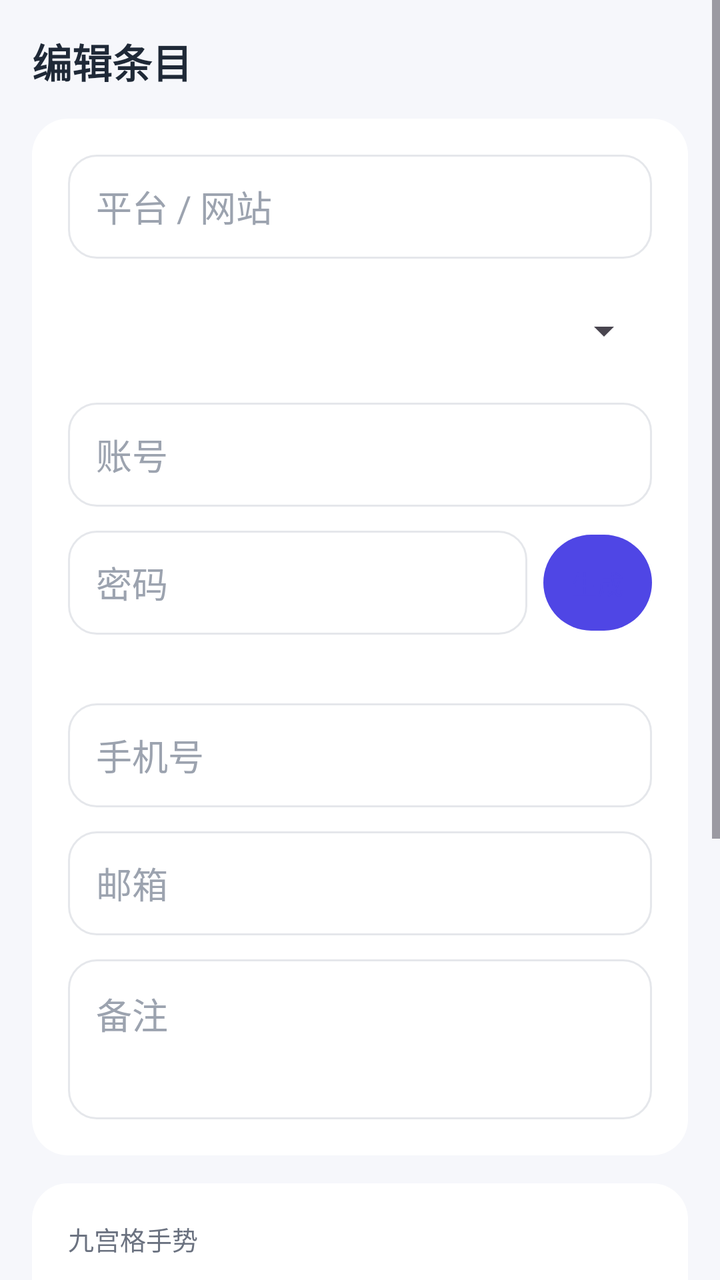
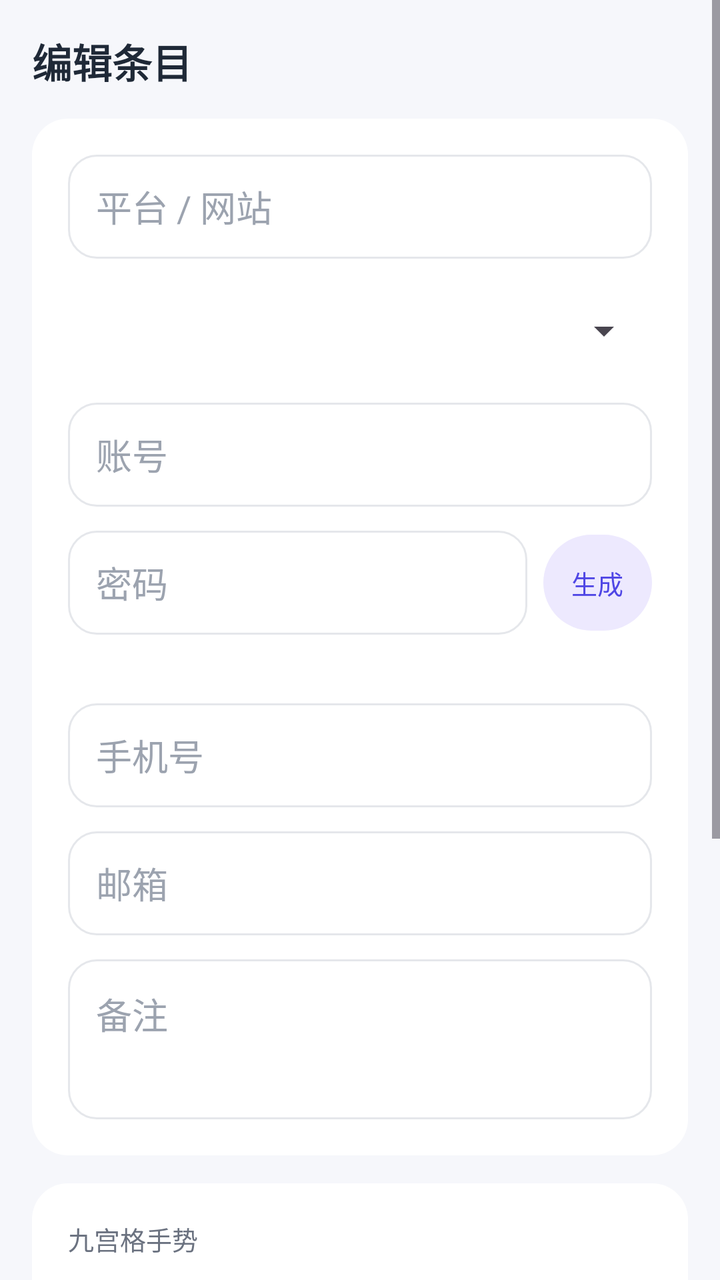

The first picture is an Android layout as it rendered before a commit; the second is the same layout after the commit. The layout source and the unified diff follow.
<!-- AndroidManifest.xml: application theme Theme.MimaVault -->
<!-- res/layout/activity_edit_entry.xml -->
<?xml version="1.0" encoding="utf-8"?>
<ScrollView xmlns:android="http://schemas.android.com/apk/res/android"
    android:layout_width="match_parent"
    android:layout_height="match_parent"
    android:background="@color/bg_page"
    android:fillViewport="true">

    <LinearLayout
        android:layout_width="match_parent"
        android:layout_height="wrap_content"
        android:orientation="vertical"
        android:padding="16dp">

        <TextView
            android:layout_width="wrap_content"
            android:layout_height="wrap_content"
            android:text="@string/edit_entry"
            android:textColor="@color/text_main"
            android:textSize="20sp"
            android:textStyle="bold" />

        <LinearLayout
            android:layout_width="match_parent"
            android:layout_height="wrap_content"
            android:layout_marginTop="14dp"
            android:background="@drawable/bg_card"
            android:orientation="vertical"
            android:padding="18dp">

            <EditText
                android:id="@+id/etPlatform"
                android:layout_width="match_parent"
                android:layout_height="52dp"
                android:background="@drawable/bg_input"
                android:hint="@string/label_platform"
                android:inputType="text"
                android:maxLines="1"
                android:paddingHorizontal="14dp"
                android:textColorHint="@color/text_hint" />

            <Spinner
                android:id="@+id/spCategory"
                android:layout_width="match_parent"
                android:layout_height="48dp"
                android:layout_marginTop="12dp" />

            <EditText
                android:id="@+id/etAccount"
                android:layout_width="match_parent"
                android:layout_height="52dp"
                android:layout_marginTop="12dp"
                android:background="@drawable/bg_input"
                android:hint="@string/label_account"
                android:inputType="text"
                android:maxLines="1"
                android:paddingHorizontal="14dp"
                android:textColorHint="@color/text_hint" />

            <LinearLayout
                android:layout_width="match_parent"
                android:layout_height="wrap_content"
                android:layout_marginTop="12dp"
                android:gravity="center_vertical"
                android:orientation="horizontal">

                <EditText
                    android:id="@+id/etPassword"
                    android:layout_width="0dp"
                    android:layout_height="52dp"
                    android:layout_weight="1"
                    android:background="@drawable/bg_input"
                    android:hint="@string/label_password"
                    android:inputType="textPassword"
                    android:maxLines="1"
                    android:paddingHorizontal="14dp"
                    android:textColorHint="@color/text_hint" />

                <Button
                    android:id="@+id/btnGenPwd"
                    android:layout_width="wrap_content"
                    android:layout_height="48dp"
                    android:layout_marginStart="8dp"
                    android:background="@drawable/bg_chip"
                    android:minWidth="0dp"
                    android:paddingHorizontal="14dp"
                    android:text="@string/generate"
                    android:textColor="@color/primary"
                    android:textSize="13sp" />
            </LinearLayout>

            <TextView
                android:id="@+id/tvStrength"
                android:layout_width="wrap_content"
                android:layout_height="wrap_content"
                android:layout_marginTop="6dp"
                android:textSize="12sp" />

            <EditText
                android:id="@+id/etPhone"
                android:layout_width="match_parent"
                android:layout_height="52dp"
                android:layout_marginTop="12dp"
                android:background="@drawable/bg_input"
                android:hint="@string/label_phone"
                android:inputType="phone"
                android:maxLines="1"
                android:paddingHorizontal="14dp"
                android:textColorHint="@color/text_hint" />

            <EditText
                android:id="@+id/etEmail"
                android:layout_width="match_parent"
                android:layout_height="52dp"
                android:layout_marginTop="12dp"
                android:background="@drawable/bg_input"
                android:hint="@string/label_email"
                android:inputType="textEmailAddress"
                android:maxLines="1"
                android:paddingHorizontal="14dp"
                android:textColorHint="@color/text_hint" />

            <EditText
                android:id="@+id/etNote"
                android:layout_width="match_parent"
                android:layout_height="wrap_content"
                android:layout_marginTop="12dp"
                android:background="@drawable/bg_input"
                android:gravity="top"
                android:hint="@string/label_note"
                android:minHeight="80dp"
                android:padding="14dp"
                android:textColorHint="@color/text_hint" />
        </LinearLayout>

        
        <LinearLayout
            android:layout_width="match_parent"
            android:layout_height="wrap_content"
            android:layout_marginTop="14dp"
            android:background="@drawable/bg_card"
            android:orientation="vertical"
            android:padding="18dp">

            <TextView
                android:layout_width="wrap_content"
                android:layout_height="wrap_content"
                android:text="@string/label_gesture"
                android:textColor="@color/text_secondary"
                android:textSize="13sp" />

            <TextView
                android:id="@+id/tvGesture"
                android:layout_width="match_parent"
                android:layout_height="wrap_content"
                android:layout_marginTop="6dp"
                android:textColor="@color/text_main"
                android:textSize="14sp" />

            <LinearLayout
                android:layout_width="match_parent"
                android:layout_height="wrap_content"
                android:layout_marginTop="10dp"
                android:orientation="horizontal">

                <Button
                    android:id="@+id/btnGesturePick"
                    android:layout_width="0dp"
                    android:layout_height="44dp"
                    android:layout_marginEnd="6dp"
                    android:layout_weight="1"
                    android:background="@drawable/bg_button_primary"
                    android:text="@string/gesture_set"
                    android:textColor="@color/white"
                    android:textSize="13sp" />

                <Button
                    android:id="@+id/btnGestureClear"
                    android:layout_width="0dp"
                    android:layout_height="44dp"
                    android:layout_marginStart="6dp"
                    android:layout_weight="1"
                    android:background="@drawable/bg_input"
                    android:text="@string/gesture_clear"
                    android:textColor="@color/primary"
                    android:textSize="13sp" />
            </LinearLayout>
        </LinearLayout>

        
        <LinearLayout
            android:layout_width="match_parent"
            android:layout_height="wrap_content"
            android:layout_marginTop="14dp"
            android:background="@drawable/bg_card"
            android:orientation="vertical"
            android:padding="18dp">

            <TextView
                android:layout_width="wrap_content"
                android:layout_height="wrap_content"
                android:text="@string/label_image"
                android:textColor="@color/text_secondary"
                android:textSize="13sp" />

            <TextView
                android:id="@+id/tvImageName"
                android:layout_width="match_parent"
                android:layout_height="wrap_content"
                android:layout_marginTop="6dp"
                android:ellipsize="middle"
                android:maxLines="1"
                android:textColor="@color/text_main"
                android:textSize="13sp" />

            <ImageView
                android:id="@+id/ivImagePreview"
                android:layout_width="match_parent"
                android:layout_height="wrap_content"
                android:layout_marginTop="10dp"
                android:adjustViewBounds="true"
                android:maxHeight="180dp"
                android:scaleType="fitCenter"
                android:visibility="gone" />

            <LinearLayout
                android:layout_width="match_parent"
                android:layout_height="wrap_content"
                android:layout_marginTop="10dp"
                android:orientation="horizontal">

                <Button
                    android:id="@+id/btnImagePick"
                    android:layout_width="0dp"
                    android:layout_height="44dp"
                    android:layout_marginEnd="6dp"
                    android:layout_weight="1"
                    android:background="@drawable/bg_button_primary"
                    android:text="@string/image_pick"
                    android:textColor="@color/white"
                    android:textSize="13sp" />

                <Button
                    android:id="@+id/btnImageClear"
                    android:layout_width="0dp"
                    android:layout_height="44dp"
                    android:layout_marginStart="6dp"
                    android:layout_weight="1"
                    android:background="@drawable/bg_input"
                    android:text="@string/image_clear"
                    android:textColor="@color/primary"
                    android:textSize="13sp" />
            </LinearLayout>
        </LinearLayout>

        <LinearLayout
            android:layout_width="match_parent"
            android:layout_height="wrap_content"
            android:layout_marginTop="18dp"
            android:layout_marginBottom="20dp"
            android:orientation="horizontal">

            <Button
                android:id="@+id/btnCancel"
                android:layout_width="0dp"
                android:layout_height="50dp"
                android:layout_marginEnd="8dp"
                android:layout_weight="1"
                android:background="@drawable/bg_input"
                android:text="@string/cancel"
                android:textColor="@color/text_secondary" />

            <Button
                android:id="@+id/btnSave"
                android:layout_width="0dp"
                android:layout_height="50dp"
                android:layout_marginStart="8dp"
                android:layout_weight="1"
                android:background="@drawable/bg_button_primary"
                android:text="@string/save"
                android:textColor="@color/white" />
        </LinearLayout>
    </LinearLayout>
</ScrollView>
<!-- resources referenced by this layout -->
<resources>
  <color name="bg_page">#F6F7FB</color>
  <color name="primary">#4F46E5</color>
  <color name="text_hint">#9CA3AF</color>
  <color name="text_main">#1F2937</color>
  <color name="text_secondary">#6B7280</color>
  <color name="white">#FFFFFF</color>
  <!-- drawable bg_button_primary (drawable) -->
  <?xml version="1.0" encoding="utf-8"?>
  <shape xmlns:android="http://schemas.android.com/apk/res/android">
      <gradient
          android:angle="0"
          android:startColor="@color/gradient_start"
          android:endColor="@color/gradient_end" />
      <corners android:radius="14dp" />
  </shape>
  <!-- drawable bg_card (drawable) -->
  <?xml version="1.0" encoding="utf-8"?>
  <shape xmlns:android="http://schemas.android.com/apk/res/android">
      <solid android:color="@color/card_bg" />
      <corners android:radius="18dp" />
  </shape>
  <!-- drawable bg_chip (drawable) -->
  <?xml version="1.0" encoding="utf-8"?>
  <shape xmlns:android="http://schemas.android.com/apk/res/android">
      <solid android:color="@color/chip_bg" />
      <corners android:radius="999dp" />
  </shape>
  <!-- drawable bg_input (drawable) -->
  <?xml version="1.0" encoding="utf-8"?>
  <shape xmlns:android="http://schemas.android.com/apk/res/android">
      <solid android:color="@color/white" />
      <corners android:radius="14dp" />
      <stroke android:width="1dp" android:color="@color/divider" />
  </shape>
  <string name="cancel">取消</string>
  <string name="edit_entry">编辑条目</string>
  <string name="generate">生成</string>
  <string name="gesture_clear">清除手势</string>
  <string name="gesture_set">设置手势</string>
  <string name="image_clear">清除图片</string>
  <string name="image_pick">选择图片</string>
  <string name="label_account">账号</string>
  <string name="label_email">邮箱</string>
  <string name="label_gesture">九宫格手势</string>
  <string name="label_image">图片附件</string>
  <string name="label_note">备注</string>
  <string name="label_password">密码</string>
  <string name="label_phone">手机号</string>
  <string name="label_platform">平台 / 网站</string>
  <string name="save">保存</string>
  <style name="Theme.MimaVault" parent="Theme.Material3.Light.NoActionBar">
          <item name="colorPrimary">@color/primary</item>
          <item name="colorOnPrimary">@color/white</item>
          <item name="colorPrimaryContainer">@color/primary_light</item>
          <item name="colorSecondary">@color/accent</item>
          <item name="android:statusBarColor">@color/gradient_start</item>
          <item name="android:navigationBarColor">@color/bg_page</item>
          <item name="android:windowLightStatusBar">false</item>
      </style>
  <color name="gradient_start">#4F46E5</color>
  <color name="gradient_end">#8B5CF6</color>
  <color name="card_bg">#FFFFFF</color>
  <color name="chip_bg">#EDE9FE</color>
  <color name="divider">#E5E7EB</color>
  <color name="primary_light">#EEF2FF</color>
  <color name="accent">#8B5CF6</color>
</resources>

<!-- the commit's change to res/layout/activity_edit_entry.xml (unified diff, before → after) -->
@@ -1,5 +1,5 @@
 <?xml version="1.0" encoding="utf-8"?>
-<ScrollView xmlns:android="http://schemas.android.com/apk/res/android"
+<ScrollView xmlns:app="http://schemas.android.com/apk/res-auto" xmlns:android="http://schemas.android.com/apk/res/android"
     android:layout_width="match_parent"
     android:layout_height="match_parent"
     android:background="@color/bg_page"
@@ -85,7 +85,8 @@
                     android:paddingHorizontal="14dp"
                     android:text="@string/generate"
                     android:textColor="@color/primary"
-                    android:textSize="13sp" />
+                    android:textSize="13sp" 
+                app:backgroundTint="@null"/>
             </LinearLayout>
 
             <TextView
@@ -171,7 +172,8 @@
                     android:background="@drawable/bg_button_primary"
                     android:text="@string/gesture_set"
                     android:textColor="@color/white"
-                    android:textSize="13sp" />
+                    android:textSize="13sp" 
+                app:backgroundTint="@null"/>
 
                 <Button
                     android:id="@+id/btnGestureClear"
@@ -182,7 +184,8 @@
                     android:background="@drawable/bg_input"
                     android:text="@string/gesture_clear"
                     android:textColor="@color/primary"
-                    android:textSize="13sp" />
+                    android:textSize="13sp" 
+                app:backgroundTint="@null"/>
             </LinearLayout>
         </LinearLayout>
 
@@ -237,7 +240,8 @@
                     android:background="@drawable/bg_button_primary"
                     android:text="@string/image_pick"
                     android:textColor="@color/white"
-                    android:textSize="13sp" />
+                    android:textSize="13sp" 
+                app:backgroundTint="@null"/>
 
                 <Button
                     android:id="@+id/btnImageClear"
@@ -248,7 +252,8 @@
                     android:background="@drawable/bg_input"
                     android:text="@string/image_clear"
                     android:textColor="@color/primary"
-                    android:textSize="13sp" />
+                    android:textSize="13sp" 
+                app:backgroundTint="@null"/>
             </LinearLayout>
         </LinearLayout>
 
@@ -267,7 +272,8 @@
                 android:layout_weight="1"
                 android:background="@drawable/bg_input"
                 android:text="@string/cancel"
-                android:textColor="@color/text_secondary" />
+                android:textColor="@color/text_secondary" 
+                app:backgroundTint="@null"/>
 
             <Button
                 android:id="@+id/btnSave"
@@ -277,7 +283,8 @@
                 android:layout_weight="1"
                 android:background="@drawable/bg_button_primary"
                 android:text="@string/save"
-                android:textColor="@color/white" />
+                android:textColor="@color/white" 
+                app:backgroundTint="@null"/>
         </LinearLayout>
     </LinearLayout>
 </ScrollView>
